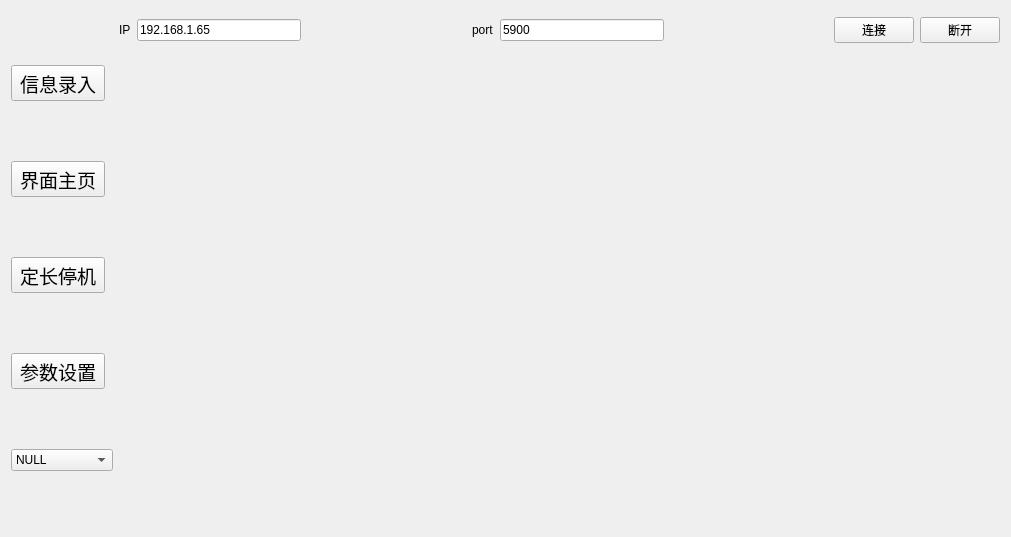
Old version of the form mainframe.ui in the repository 1010878366/LibVncClient.
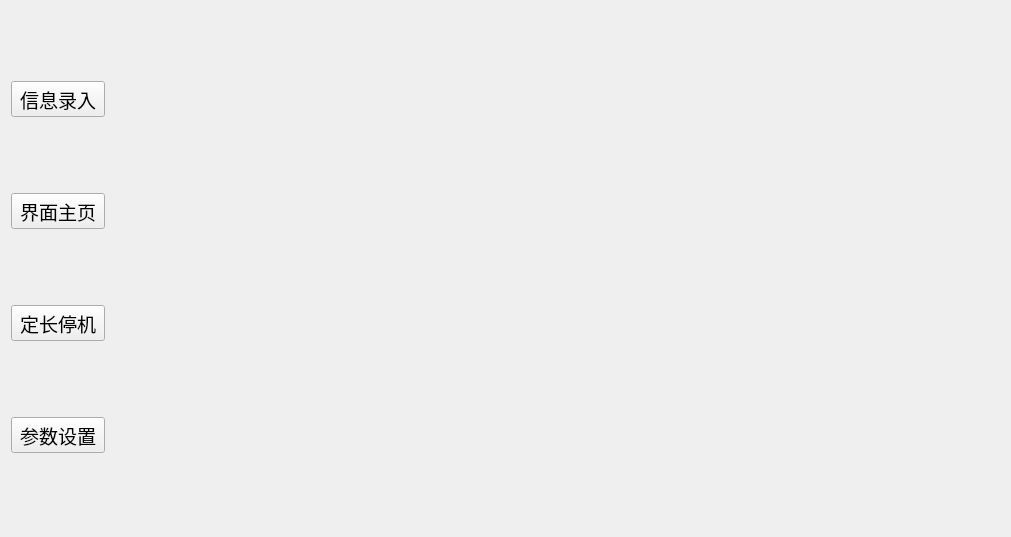
New version of the form. Icons and pictures are not drawn.

The edit to the form file:
```diff
--- a/mainframe.ui
+++ b/mainframe.ui
@@ -150,31 +150,6 @@
           </property>
          </widget>
         </item>
-        <item>
-         <widget class="QComboBox" name="comboBox_type">
-          <property name="minimumSize">
-           <size>
-            <width>20</width>
-            <height>20</height>
-           </size>
-          </property>
-          <item>
-           <property name="text">
-            <string>NULL</string>
-           </property>
-          </item>
-          <item>
-           <property name="text">
-            <string>192.168.1.65</string>
-           </property>
-          </item>
-          <item>
-           <property name="text">
-            <string>192.168.7.12</string>
-           </property>
-          </item>
-         </widget>
-        </item>
        </layout>
       </widget>
      </item>
@@ -187,27 +162,8 @@
      </property>
      <widget class="QWidget" name="page">
       <layout class="QGridLayout" name="gridLayout_2">
-       <item row="1" column="0">
-        <widget class="QWidget" name="widget_view_2" native="true">
-         <widget class="QWidget" name="">
-          <property name="geometry">
-           <rect>
-            <x>10</x>
-            <y>0</y>
-            <width>851</width>
-            <height>461</height>
-           </rect>
-          </property>
-          <layout class="QGridLayout" name="gridLayout_3">
-           <item row="0" column="0">
-            <widget class="QWidget" name="widget" native="true"/>
-           </item>
-          </layout>
-         </widget>
-        </widget>
-       </item>
        <item row="0" column="0">
-        <widget class="QWidget" name="widget_view_1" native="true"/>
+        <widget class="QWidget" name="widget_view_2" native="true"/>
        </item>
       </layout>
      </widget>
@@ -215,76 +171,7 @@
     </widget>
    </item>
    <item row="1" column="1">
-    <layout class="QHBoxLayout" name="horizontalLayout_2">
-     <item>
-      <widget class="QLabel" name="label_3">
-       <property name="text">
-        <string>IP</string>
-       </property>
-      </widget>
-     </item>
-     <item>
-      <widget class="QLineEdit" name="ipLineEdit">
-       <property name="text">
-        <string>192.168.1.65</string>
-       </property>
-      </widget>
-     </item>
-     <item>
-      <spacer name="horizontalSpacer">
-       <property name="orientation">
-        <enum>Qt::Horizontal</enum>
-       </property>
-       <property name="sizeHint" stdset="0">
-        <size>
-         <width>40</width>
-         <height>20</height>
-        </size>
-       </property>
-      </spacer>
-     </item>
-     <item>
-      <widget class="QLabel" name="label_2">
-       <property name="text">
-        <string>port</string>
-       </property>
-      </widget>
-     </item>
-     <item>
-      <widget class="QLineEdit" name="portLineEdit">
-       <property name="text">
-        <string>5900</string>
-       </property>
-      </widget>
-     </item>
-     <item>
-      <spacer name="horizontalSpacer_2">
-       <property name="orientation">
-        <enum>Qt::Horizontal</enum>
-       </property>
-       <property name="sizeHint" stdset="0">
-        <size>
-         <width>40</width>
-         <height>20</height>
-        </size>
-       </property>
-      </spacer>
-     </item>
-     <item>
-      <widget class="QPushButton" name="btn_connect">
-       <property name="text">
-        <string>连接</string>
-       </property>
-      </widget>
-     </item>
-     <item>
-      <widget class="QPushButton" name="btn_disconnect">
-       <property name="text">
-        <string>断开</string>
-       </property>
-      </widget>
-     </item>
-    </layout>
+    <layout class="QHBoxLayout" name="horizontalLayout_2"/>
    </item>
   </layout>
  </widget>
```
